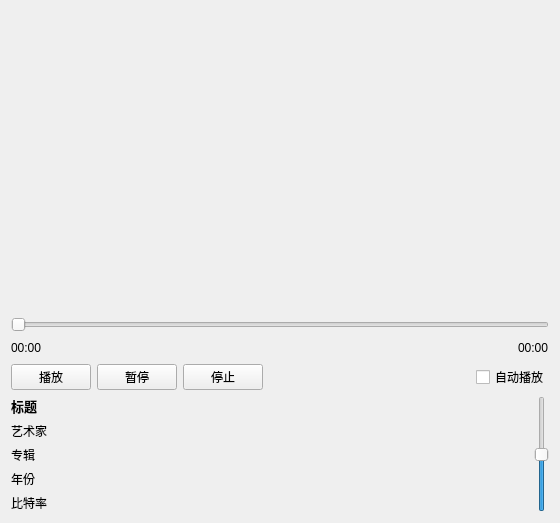
The window that views/mediaplayerview.ui (CLF184/MyTestQtMeidaPlayer) describes before a commit, drawn with Qt 5.
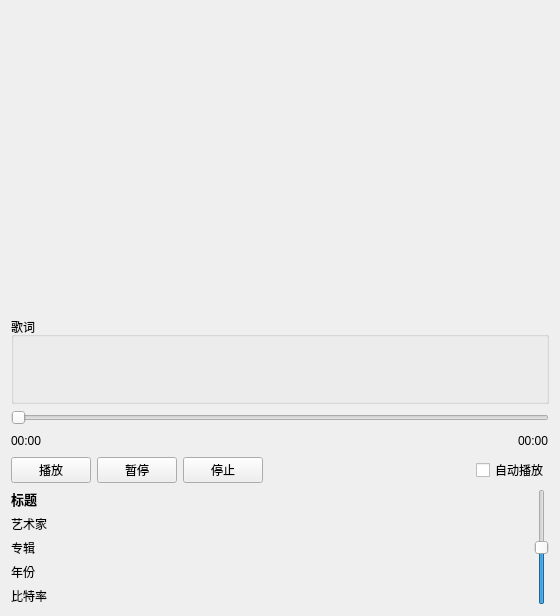
The same window after the commit.

Commit message: 添加歌词支持

```diff
--- a/views/mediaplayerview.ui
+++ b/views/mediaplayerview.ui
@@ -24,6 +24,41 @@
      </property>
     </widget>
    </item>
+   <item>
+    <widget class="QGroupBox" name="lyricBox">
+     <property name="title">
+      <string>歌词</string>
+     </property>
+     <layout class="QVBoxLayout" name="verticalLayout_2">
+      <item>
+       <widget class="QLabel" name="currentLyricLabel">
+        <property name="alignment">
+         <set>Qt::AlignCenter</set>
+        </property>
+        <property name="wordWrap">
+         <bool>true</bool>
+        </property>
+        <property name="styleSheet">
+         <string>font-size: 14pt; color: #336699; font-weight: bold;</string>
+        </property>
+       </widget>
+      </item>
+      <item>
+       <widget class="QLabel" name="nextLyricLabel">
+        <property name="alignment">
+         <set>Qt::AlignCenter</set>
+        </property>
+        <property name="wordWrap">
+         <bool>true</bool>
+        </property>
+        <property name="styleSheet">
+         <string>font-size: 12pt; color: #999999;</string>
+        </property>
+       </widget>
+      </item>
+     </layout>
+    </widget>
+   </item>
    <item>
     <widget class="QSlider" name="positionSlider">
      <property name="orientation">
```
The commit also changes 9 other files.
